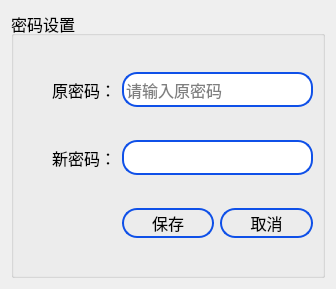
This is setting/setsystem/passordsettingdlg.ui in ChinaClever/BusBar-Qt as Qt 5 draws it before an edit. The edited form follows.
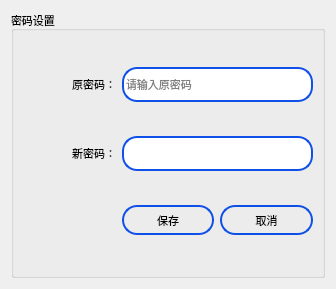
This is the edited form.

What changed in the file:
```diff
--- a/setting/setsystem/passordsettingdlg.ui
+++ b/setting/setsystem/passordsettingdlg.ui
@@ -10,15 +10,29 @@
     <height>289</height>
    </rect>
   </property>
+  <property name="font">
+   <font>
+    <family>Ubuntu</family>
+    <pointsize>8</pointsize>
+    <italic>false</italic>
+    <bold>false</bold>
+   </font>
+  </property>
   <property name="windowTitle">
    <string>Dialog</string>
   </property>
+  <property name="styleSheet">
+   <string notr="true">font: 8pt &quot;Ubuntu&quot;;</string>
+  </property>
   <layout class="QGridLayout" name="gridLayout_2">
    <item row="0" column="0">
     <widget class="QGroupBox" name="groupBox">
      <property name="font">
       <font>
-       <pointsize>12</pointsize>
+       <family>Ubuntu</family>
+       <pointsize>8</pointsize>
+       <italic>false</italic>
+       <bold>false</bold>
       </font>
      </property>
      <property name="styleSheet">
```
